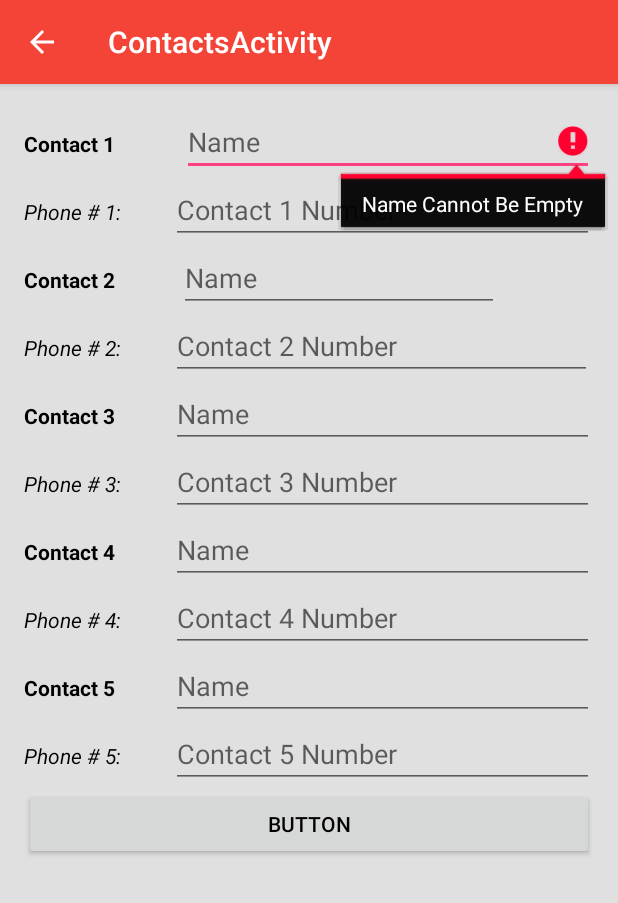
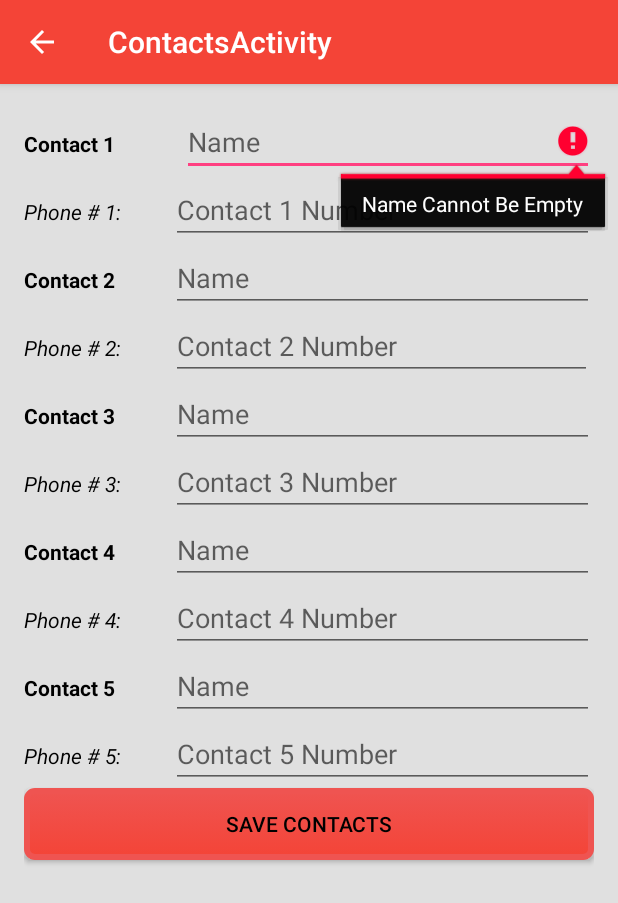
Before and after one commit to RDoughBoy/LifelinesBreathalyzer, an Android app: the ContactsActivity screen opened directly, with no data from a screen before it, on a phone screen of 412 x 824 dp. Shown: the top 903 px of the screen. Run offline under Robolectric (Android 15) with nearby library versions, the phone set to English and light mode, and no system bars.

Commit message:
Added the Strings for Contacts Activity
Updated Button look for Certain Activities

Added Toast and Start new intent for save contacts button

```diff
--- a/Lifelines_Breathalyzer/src/main/java/com/ceng319/lifelinesbreathalyzer/ContactsActivity.java
+++ b/Lifelines_Breathalyzer/src/main/java/com/ceng319/lifelinesbreathalyzer/ContactsActivity.java
@@ -14,6 +14,7 @@ import android.view.View;
 import android.widget.Button;
 import android.widget.EditText;
 import android.widget.TextView;
+import android.widget.Toast;
 
 import java.util.regex.Pattern;
 
@@ -193,6 +194,10 @@ public class ContactsActivity extends AppCompatActivity {
                     editor.putString("Contact5_Name", name5.getText().toString());
                     editor.putString("Contact5_Number", num5.getText().toString());//Integer.parseInt(num5.getText().toString()));
                     editor.apply();
+                    Toast.makeText(getApplicationContext(),
+                            "Contacts Saved", Toast.LENGTH_LONG).show();
+                    Intent intent = new Intent(context, MainActivity.class);
+                    startActivity(intent);
                 }
             }
         });
--- a/Lifelines_Breathalyzer/src/main/res/layout/content_call.xml
+++ b/Lifelines_Breathalyzer/src/main/res/layout/content_call.xml
@@ -42,6 +42,7 @@
                     android:text="Name1: (xxx) xxx-xxxx"
                     android:layout_width="match_parent"
                     android:layout_height="wrap_content"
+                    android:background="@drawable/mybutton"
                     android:id="@+id/Name1Button"/>
             </TableRow>
 
@@ -54,6 +55,7 @@
                     android:text="Name2: (xxx) xxx-xxxx"
                     android:layout_width="match_parent"
                     android:layout_height="wrap_content"
+                    android:background="@drawable/mybutton"
                     android:id="@+id/Name2Button" />
             </TableRow>
 
@@ -64,6 +66,7 @@
 
                 <Button
                     android:text="Name3: (xxx) xxx-xxxx"
+                    android:background="@drawable/mybutton"
                     android:layout_width="match_parent"
                     android:layout_height="wrap_content"
                     android:id="@+id/Name3Button" />
@@ -78,6 +81,7 @@
                     android:text="Name4: (xxx) xxx-xxxx"
                     android:layout_width="match_parent"
                     android:layout_height="wrap_content"
+                    android:background="@drawable/mybutton"
                     android:id="@+id/Name4Button" />
             </TableRow>
 
@@ -89,6 +93,7 @@
                     android:text="Name5: (xxx) xxx-xxxx"
                     android:layout_width="match_parent"
                     android:layout_height="match_parent"
+                    android:background="@drawable/mybutton"
                     android:id="@+id/Name5Button" />
             </TableRow>
 
--- a/Lifelines_Breathalyzer/src/main/res/layout/content_contacts.xml
+++ b/Lifelines_Breathalyzer/src/main/res/layout/content_contacts.xml
@@ -30,12 +30,12 @@
                 android:layout_height="match_parent">
 
                 <TextView
-                    android:text="Contact 1"
                     android:layout_width="98dp"
                     android:layout_height="wrap_content"
                     android:id="@+id/textView2"
                     android:layout_weight="0.05"
-                    android:textStyle="normal|bold" />
+                    android:textStyle="normal|bold"
+                    android:text="@string/Contact" />
 
                 <EditText
                     android:layout_width="wrap_content"
@@ -45,7 +45,7 @@
                     android:layout_alignParentTop="true"
                     android:layout_alignEnd="@+id/button"
                     android:id="@+id/editText"
-                    android:hint="Name"
+                    android:hint="@string/Name"
                     android:layout_weight="0.38" />
             </LinearLayout>
 
@@ -55,22 +55,21 @@
                 android:layout_height="match_parent">
 
                 <TextView
-                    android:text="Phone # 1:"
+                    android:text="@string/PhoneNum"
                     android:layout_width="98dp"
                     android:layout_height="wrap_content"
                     android:id="@+id/textView3"
                     android:textStyle="normal|italic" />
 
                 <EditText
-                    android:layout_width="wrap_content"
+                    android:layout_width="match_parent"
                     android:layout_height="wrap_content"
                     android:inputType="phone"
                     android:ems="10"
                     android:layout_below="@+id/editText"
                     android:layout_alignParentStart="true"
                     android:id="@+id/editText2"
-                    android:hint="Contact 1 Number"
-                    android:layout_weight="0.71" />
+                    android:hint="@string/ConNum" />
             </LinearLayout>
 
             <LinearLayout
@@ -80,20 +79,19 @@
                 android:weightSum="1">
 
                 <TextView
-                    android:text="Contact 2"
-                    android:layout_width="97dp"
+                    android:text="@string/Contact2"
+                    android:layout_width="98dp"
                     android:layout_height="wrap_content"
                     android:id="@+id/textView4"
-                    android:textStyle="normal|bold"
-                    android:layout_weight="0.09" />
+                    android:textStyle="normal|bold" />
 
                 <EditText
-                    android:layout_width="wrap_content"
+                    android:layout_width="match_parent"
                     android:layout_height="wrap_content"
                     android:inputType="textPersonName"
                     android:ems="10"
                     android:id="@+id/editText3"
-                    android:hint="Name" />
+                    android:hint="@string/Name" />
             </LinearLayout>
 
             <LinearLayout
@@ -103,7 +101,7 @@
                 android:weightSum="1">
 
                 <TextView
-                    android:text="Phone # 2:"
+                    android:text="@string/PhoneNum2"
                     android:layout_width="98dp"
                     android:layout_height="wrap_content"
                     android:id="@+id/textView5"
@@ -115,7 +113,7 @@
                     android:inputType="phone"
                     android:ems="10"
                     android:id="@+id/editText4"
-                    android:hint="Contact 2 Number"
+                    android:hint="@string/ConNum2"
                     android:layout_weight="0.99" />
             </LinearLayout>
 
@@ -125,7 +123,7 @@
                 android:layout_height="match_parent">
 
                 <TextView
-                    android:text="Contact 3"
+                    android:text="@string/Contact3"
                     android:layout_height="wrap_content"
                     android:id="@+id/textView6"
                     android:layout_width="98dp"
@@ -137,7 +135,7 @@
                     android:inputType="textPersonName"
                     android:ems="10"
                     android:id="@+id/editText5"
-                    android:hint="Name" />
+                    android:hint="@string/Name" />
             </LinearLayout>
 
             <LinearLayout
@@ -146,7 +144,7 @@
                 android:layout_height="match_parent">
 
                 <TextView
-                    android:text="Phone # 3:"
+                    android:text="@string/PhoneNum3"
                     android:layout_width="98dp"
                     android:layout_height="wrap_content"
                     android:id="@+id/textView7"
@@ -158,7 +156,7 @@
                     android:inputType="phone"
                     android:ems="10"
                     android:id="@+id/editText6"
-                    android:hint="Contact 3 Number"
+                    android:hint="@string/ConNum3"
                     android:layout_weight="1" />
             </LinearLayout>
 
@@ -168,7 +166,7 @@
                 android:layout_height="match_parent">
 
                 <TextView
-                    android:text="Contact 4"
+                    android:text="@string/Contact4"
                     android:layout_width="98dp"
                     android:layout_height="wrap_content"
                     android:id="@+id/textView8"
@@ -180,7 +178,7 @@
                     android:inputType="textPersonName"
                     android:ems="10"
                     android:id="@+id/editText7"
-                    android:hint="Name"
+                    android:hint="@string/Name"
                     android:layout_weight="1" />
             </LinearLayout>
 
@@ -190,7 +188,7 @@
                 android:layout_height="match_parent">
 
                 <TextView
-                    android:text="Phone # 4:"
+                    android:text="@string/PhoneNum4"
                     android:layout_width="98dp"
                     android:layout_height="wrap_content"
                     android:id="@+id/textView9"
@@ -202,7 +200,7 @@
                     android:inputType="phone"
                     android:ems="10"
                     android:id="@+id/editText8"
-                    android:hint="Contact 4 Number"
+                    android:hint="@string/ConNum4"
                     android:layout_weight="1" />
             </LinearLayout>
 
@@ -212,7 +210,7 @@
                 android:layout_height="match_parent">
 
                 <TextView
-                    android:text="Contact 5"
+                    android:text="@string/Contact5"
                     android:layout_width="98dp"
                     android:layout_height="wrap_content"
                     android:id="@+id/textView10"
@@ -224,7 +222,7 @@
                     android:inputType="textPersonName"
                     android:ems="10"
                     android:id="@+id/editText9"
-                    android:hint="Name"
+                    android:hint="@string/Name"
                     android:layout_weight="1" />
             </LinearLayout>
 
@@ -234,7 +232,7 @@
                 android:layout_height="match_parent">
 
                 <TextView
-                    android:text="Phone # 5:"
+                    android:text="@string/PhoneNum5"
                     android:layout_width="98dp"
                     android:layout_height="wrap_content"
                     android:id="@+id/textView11"
@@ -246,17 +244,18 @@
                     android:inputType="phone"
                     android:ems="10"
                     android:id="@+id/editText10"
-                    android:hint="Contact 5 Number"
+                    android:hint="@string/ConNum5"
                     android:layout_weight="1" />
             </LinearLayout>
 
             <Button
-                android:text="Button"
+                android:text="@string/SaveContacts"
                 android:layout_width="match_parent"
                 android:layout_height="wrap_content"
                 android:layout_alignParentBottom="true"
                 android:layout_centerHorizontal="true"
                 android:layout_marginBottom="51dp"
+                android:background="@drawable/mybutton"
                 android:id="@+id/button" />
         </LinearLayout>
     </ScrollView>
--- a/Lifelines_Breathalyzer/src/main/res/layout/content_login.xml
+++ b/Lifelines_Breathalyzer/src/main/res/layout/content_login.xml
@@ -80,6 +80,7 @@
             android:layout_width="wrap_content"
             android:layout_height="wrap_content"
             android:layout_gravity="center"
+            android:background="@drawable/mybutton"
             android:id="@+id/loginButton" />
 
         <Space
--- a/Lifelines_Breathalyzer/src/main/res/layout/content_results.xml
+++ b/Lifelines_Breathalyzer/src/main/res/layout/content_results.xml
@@ -43,6 +43,7 @@
                     android:text="@string/callPage"
                     android:layout_width="fill_parent"
                     android:layout_height="fill_parent"
+                    android:background="@drawable/mybutton"
                     android:id="@+id/ResultsOption1" />
             </TableRow>
 
@@ -55,6 +56,7 @@
                     android:text="@string/callTaxi"
                     android:layout_width="fill_parent"
                     android:layout_height="fill_parent"
+                    android:background="@drawable/mybutton"
                     android:id="@+id/ResultsOption2" />
             </TableRow>
 
@@ -67,6 +69,7 @@
                     android:text="@string/findHotel"
                     android:layout_width="fill_parent"
                     android:layout_height="fill_parent"
+                    android:background="@drawable/mybutton"
                     android:id="@+id/ResultsOption3" />
             </TableRow>
 
@@ -79,6 +82,7 @@
                     android:text="@string/pastRecords"
                     android:layout_width="fill_parent"
                     android:layout_height="fill_parent"
+                    android:background="@drawable/mybutton"
                     android:id="@+id/ResultsOption4" />
             </TableRow>
         </LinearLayout>
--- a/Lifelines_Breathalyzer/src/main/res/values/strings.xml
+++ b/Lifelines_Breathalyzer/src/main/res/values/strings.xml
@@ -58,4 +58,22 @@
     <string name="pastBAC">Past BAC Levels</string>
     <string name="pastBPM">Past BPM Levels</string>
     <string name="title_activity_contacts">ContactsActivity</string>
+
+    <string name="Contact">Contact 1</string>
+    <string name="Contact2">Contact 2</string>
+    <string name="Contact3">Contact 3</string>
+    <string name="Contact4">Contact 4</string>
+    <string name="Contact5">Contact 5</string>
+    <string name="PhoneNum">Phone # 1:</string>
+    <string name="PhoneNum2">Phone # 2:</string>
+    <string name="PhoneNum3">Phone # 3:</string>
+    <string name="PhoneNum4">Phone # 4:</string>
+    <string name="PhoneNum5">Phone # 5:</string>
+    <string name="Name">Name</string>
+    <string name="ConNum">Contact 1 Number</string>
+    <string name="ConNum2">Contact 2 Number</string>
+    <string name="ConNum3">Contact 3 Number</string>
+    <string name="ConNum4">Contact 4 Number</string>
+    <string name="ConNum5">Contact 5 Number</string>
+    <string name="SaveContacts">Save Contacts</string>
 </resources>
```
